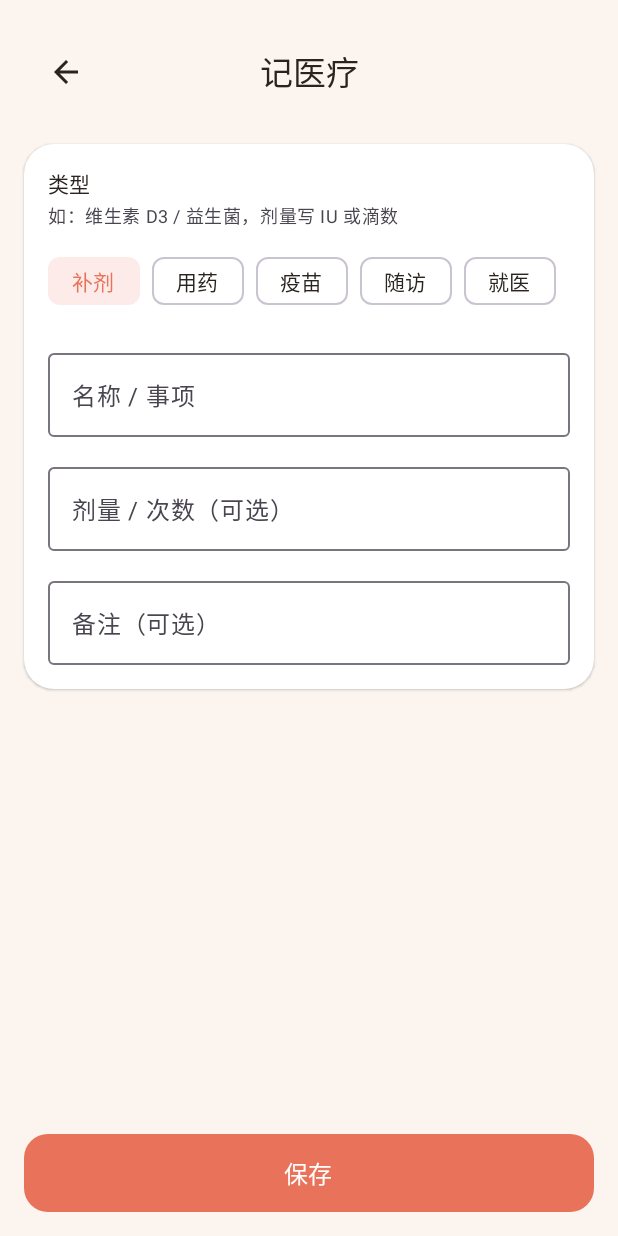
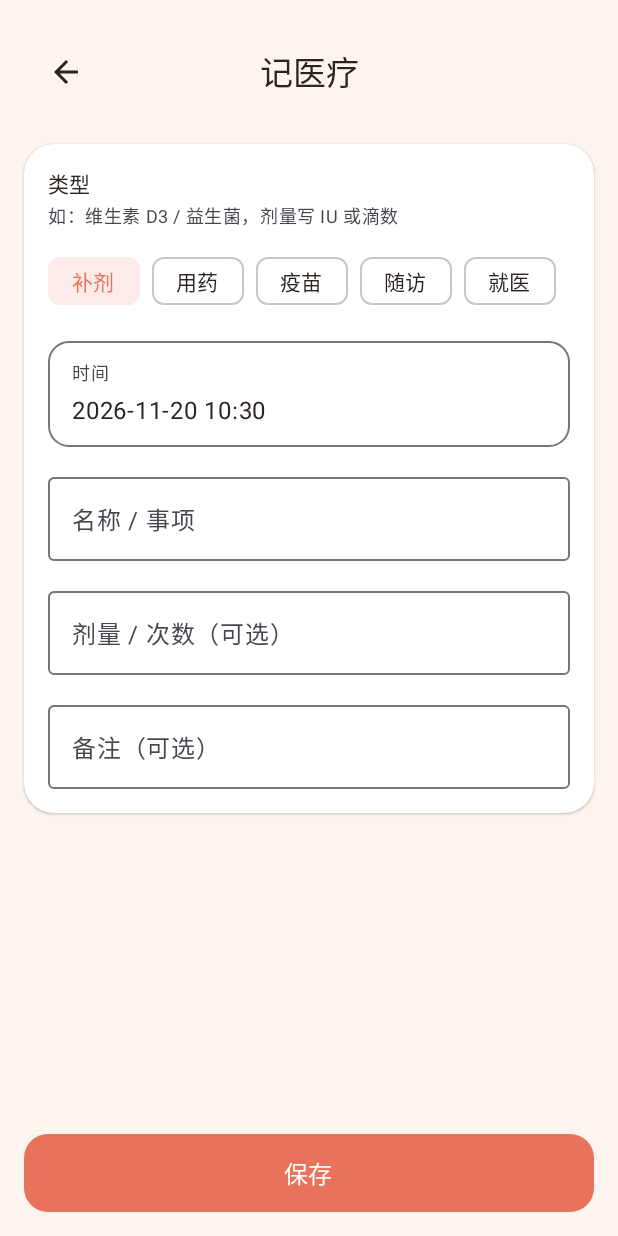
Before and after one commit to lsx9988/baby-tracker-android, an Android app built with Jetpack Compose: the composable MedicalEntryScreen shown on its own in the app's theme, after a tap on "保存", on a phone screen of 412 x 824 dp. Run offline under Robolectric (Android 15) with nearby library versions, the phone set to English and light mode, and no system bars.

Commit message:
feat: edit records, today overview, timeline grouping, time picker fix

```diff
--- a/app/src/main/java/com/babytracker/app/ui/medical/MedicalEntryScreen.kt
+++ b/app/src/main/java/com/babytracker/app/ui/medical/MedicalEntryScreen.kt
@@ -1,6 +1,7 @@
 package com.babytracker.app.ui.medical
 
 import androidx.compose.foundation.layout.Arrangement
+import androidx.compose.foundation.layout.Box
 import androidx.compose.foundation.layout.Column
 import androidx.compose.foundation.layout.ExperimentalLayoutApi
 import androidx.compose.foundation.layout.FlowRow
@@ -9,20 +10,25 @@ import androidx.compose.foundation.layout.fillMaxSize
 import androidx.compose.foundation.layout.fillMaxWidth
 import androidx.compose.foundation.layout.height
 import androidx.compose.foundation.layout.padding
+import androidx.compose.foundation.rememberScrollState
+import androidx.compose.foundation.verticalScroll
 import androidx.compose.material3.ExperimentalMaterial3Api
 import androidx.compose.material3.FilterChip
 import androidx.compose.material3.OutlinedTextField
 import androidx.compose.material3.Text
 import androidx.compose.runtime.Composable
+import androidx.compose.runtime.LaunchedEffect
 import androidx.compose.runtime.getValue
 import androidx.compose.runtime.mutableStateOf
 import androidx.compose.runtime.remember
 import androidx.compose.runtime.setValue
+import androidx.compose.ui.Alignment
 import androidx.compose.ui.Modifier
 import androidx.compose.ui.unit.dp
 import androidx.lifecycle.compose.collectAsStateWithLifecycle
 import com.babytracker.app.domain.model.MedicalType
 import com.babytracker.app.ui.components.BackTopBar
+import com.babytracker.app.ui.components.DateTimePickerField
 import com.babytracker.app.ui.components.FieldLabel
 import com.babytracker.app.ui.components.SaveButton
 import com.babytracker.app.ui.components.SectionCard
@@ -45,14 +51,36 @@ fun MedicalEntryScreen(
 ) {
     val babies by viewModel.babyRepo.babies.collectAsStateWithLifecycle(emptyList())
     val babyId = viewModel.selectedBabyId ?: babies.firstOrNull()?.id
+    val original = viewModel.editingMedical
+
+    LaunchedEffect(Unit) { viewModel.fetchEdit() }
 
     var type by remember { mutableStateOf(MedicalType.SUPPLEMENT) }
     var title by remember { mutableStateOf("") }
     var dose by remember { mutableStateOf("") }
     var note by remember { mutableStateOf("") }
+    var timestamp by remember { mutableStateOf(System.currentTimeMillis()) }
 
-    Column(Modifier.fillMaxSize().padding(16.dp)) {
-        BackTopBar("记医疗", onBack)
+    LaunchedEffect(original) {
+        original?.let {
+            type = MedicalType.fromName(it.type)
+            title = it.title
+            dose = it.dose
+            note = it.note
+            timestamp = it.timestamp
+        }
+    }
+
+    val isEdit = original != null
+
+    Box(Modifier.fillMaxSize()) {
+        Column(
+            Modifier
+                .verticalScroll(rememberScrollState())
+                .padding(16.dp)
+                .padding(bottom = 84.dp)
+        ) {
+        BackTopBar(if (isEdit) "编辑医疗" else "记医疗", onBack)
         Spacer(Modifier.height(16.dp))
 
         SectionCard {
@@ -73,6 +101,8 @@ fun MedicalEntryScreen(
                 }
             }
             Spacer(Modifier.height(16.dp))
+            DateTimePickerField("时间", timestamp) { timestamp = it }
+            Spacer(Modifier.height(12.dp))
             OutlinedTextField(
                 value = title,
                 onValueChange = { title = it },
@@ -96,10 +126,10 @@ fun MedicalEntryScreen(
                 modifier = Modifier.fillMaxWidth()
             )
         }
+        }
 
-        Spacer(Modifier.weight(1f))
         fun save() {
-            if (babyId == null) {
+            if (babyId == null && original == null) {
                 viewModel.message("请先添加宝宝档案")
                 return
             }
@@ -107,9 +137,14 @@ fun MedicalEntryScreen(
                 viewModel.message("请填写名称或事项")
                 return
             }
-            viewModel.addMedical(babyId, type, title, dose, note)
+            viewModel.upsertMedical(babyId, original, type, title, dose, note, timestamp)
+            viewModel.clearEdit()
             onBack()
         }
-        SaveButton("保存", onClick = ::save)
+        SaveButton(
+            if (isEdit) "保存修改" else "保存",
+            modifier = Modifier.align(Alignment.BottomCenter).padding(16.dp),
+            onClick = ::save
+        )
     }
 }
```
